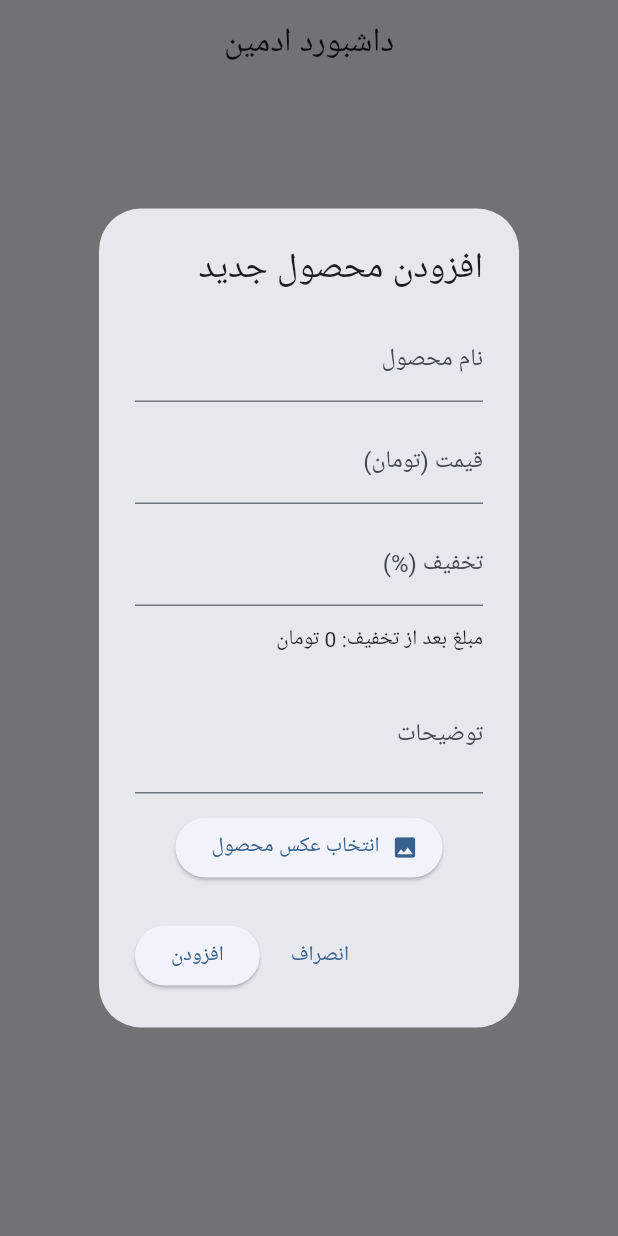
After one commit to haman13/arda_shop, a Flutter app: the AdminDashboard screen opened directly, after a tap on "افزودن محصول", on a phone screen of 412 x 824 dp. The commit adds this screen. Run offline on Flutter 3.47's test engine with Material 3 defaults, Android fonts, the phone set to English and light mode, and no system bars; our stand-ins replace flutter_bloc, image_picker, supabase_flutter; accounts and stored records are empty; Roboto replaces fonts that are missing (Vazirmatn).

Commit message:
product upload OK

```diff
--- a/lib/admin/dashbord.dart
+++ b/lib/admin/dashbord.dart
@@ -0,0 +1,79 @@
+import 'package:flutter/material.dart';
+import 'package:image_picker/image_picker.dart';
+import 'dart:io';
+import 'dart:typed_data';
+import 'package:flutter/foundation.dart' show kIsWeb;
+import 'package:supabase_flutter/supabase_flutter.dart';
+import 'newProduct.dart';
+
+class AdminDashboard extends StatefulWidget {
+  const AdminDashboard({super.key});
+
+  @override
+  State<AdminDashboard> createState() => _AdminDashboardState();
+}
+
+class _AdminDashboardState extends State<AdminDashboard> {
+  final _formKey = GlobalKey<FormState>();
+  final _nameController = TextEditingController();
+  final _priceController = TextEditingController();
+  final _descController = TextEditingController();
+  final _discountController = TextEditingController();
+  double _finalPrice = 0;
+  File? _selectedImage;
+  Uint8List? _webImageBytes;
+  XFile? _pickedFile;
+
+  void _calculateFinalPrice() {
+    final price = double.tryParse(_priceController.text) ?? 0;
+    final discount = double.tryParse(_discountController.text) ?? 0;
+    final discounted = price * (1 - (discount / 100));
+    setState(() {
+      _finalPrice = discounted.ceilToDouble();
+    });
+  }
+
+  Future<void> _pickImage(StateSetter setState) async {
+    final picker = ImagePicker();
+    final pickedFile = await picker.pickImage(source: ImageSource.gallery);
+    if (pickedFile != null) {
+      setState(() {
+        _pickedFile = pickedFile;
+      });
+      if (kIsWeb) {
+        final bytes = await pickedFile.readAsBytes();
+        setState(() {
+          _webImageBytes = bytes;
+        });
+      } else {
+        setState(() {
+          _selectedImage = File(pickedFile.path);
+        });
+      }
+    }
+  }
+
+  void _showAddProductDialog() {
+    showDialog(
+      context: context,
+      builder: (context) => const NewProductDialog(),
+    );
+  }
+
+  @override
+  Widget build(BuildContext context) {
+    return Scaffold(
+      appBar: AppBar(
+        title: const Text('داشبورد ادمین'),
+        centerTitle: true,
+      ),
+      body: Center(
+        child: ElevatedButton.icon(
+          onPressed: _showAddProductDialog,
+          icon: const Icon(Icons.add),
+          label: const Text('افزودن محصول'),
+        ),
+      ),
+    );
+  }
+}
--- /dev/null
+++ b/lib/admin/newProduct.dart
@@ -0,0 +1,204 @@
+import 'package:flutter/material.dart';
+import 'package:image_picker/image_picker.dart';
+import 'dart:io';
+import 'dart:typed_data';
+import 'package:flutter/foundation.dart' show kIsWeb;
+import 'package:supabase_flutter/supabase_flutter.dart';
+
+class NewProductDialog extends StatefulWidget {
+  const NewProductDialog({super.key});
+
+  @override
+  State<NewProductDialog> createState() => _NewProductDialogState();
+}
+
+class _NewProductDialogState extends State<NewProductDialog> {
+  final _formKey = GlobalKey<FormState>();
+  final _nameController = TextEditingController();
+  final _priceController = TextEditingController();
+  final _descController = TextEditingController();
+  final _discountController = TextEditingController();
+  double _finalPrice = 0;
+  File? _selectedImage;
+  Uint8List? _webImageBytes;
+  XFile? _pickedFile;
+
+  void _calculateFinalPrice() {
+    final price = double.tryParse(_priceController.text) ?? 0;
+    final discount = double.tryParse(_discountController.text) ?? 0;
+    final discounted = price * (1 - (discount / 100));
+    setState(() {
+      _finalPrice = discounted.ceilToDouble();
+    });
+  }
+
+  Future<void> _pickImage() async {
+    final picker = ImagePicker();
+    final pickedFile = await picker.pickImage(source: ImageSource.gallery);
+    if (pickedFile != null) {
+      _pickedFile = pickedFile;
+      if (kIsWeb) {
+        _webImageBytes = await pickedFile.readAsBytes();
+      } else {
+        _selectedImage = File(pickedFile.path);
+      }
+      setState(() {});
+    }
+  }
+
+  Future<void> _submit() async {
+    if (!_formKey.currentState!.validate()) return;
+    String? imageUrl;
+    final fileName = DateTime.now().millisecondsSinceEpoch.toString() + '.jpg';
+    final bucket = 'product-images';
+    final path = 'products/$fileName';
+    final supabase = Supabase.instance.client;
+
+    if (kIsWeb && _webImageBytes != null) {
+      print('Uploading image (web)...');
+      final storageResponse = await supabase.storage
+          .from(bucket)
+          .uploadBinary(path, _webImageBytes!);
+      print('Upload response: $storageResponse');
+      if (storageResponse.isEmpty) {
+        print('Upload failed');
+        return;
+      }
+      imageUrl = supabase.storage.from(bucket).getPublicUrl(path);
+    } else if (!kIsWeb && _selectedImage != null) {
+      print('Uploading image (mobile)...');
+      final storageResponse =
+          await supabase.storage.from(bucket).upload(path, _selectedImage!);
+      print('Upload response: $storageResponse');
+      if (storageResponse.isEmpty) {
+        print('Upload failed');
+        return;
+      }
+      imageUrl = supabase.storage.from(bucket).getPublicUrl(path);
+    } else {
+      print('No image selected');
+      return;
+    }
+
+    print('imageUrl: $imageUrl');
+
+    try {
+      final insertResponse = await supabase.from('products').insert({
+        'name': _nameController.text,
+        'price': double.tryParse(_priceController.text) ?? 0,
+        'discount': double.tryParse(_discountController.text) ?? 0,
+        'final_price': _finalPrice,
+        'description': _descController.text,
+        'image_url': imageUrl,
+      });
+      print('insertResponse: $insertResponse');
+      Navigator.pop(context);
+      ScaffoldMessenger.of(context).showSnackBar(
+        const SnackBar(content: Text('محصول با موفقیت اضافه شد!')),
+      );
+    } catch (e) {
+      print('Insert error: $e');
+      ScaffoldMessenger.of(context).showSnackBar(
+        SnackBar(content: Text('خطا در ثبت محصول: $e')),
+      );
+    }
+  }
+
+  @override
+  Widget build(BuildContext context) {
+    return AlertDialog(
+      title: const Text('افزودن محصول جدید'),
+      content: Form(
+        key: _formKey,
+        child: SingleChildScrollView(
+          child: Column(
+            mainAxisSize: MainAxisSize.min,
+            children: [
+              TextFormField(
+                controller: _nameController,
+                decoration: const InputDecoration(labelText: 'نام محصول'),
+                validator: (value) {
+                  if (value == null || value.isEmpty) {
+                    return 'نام محصول را وارد کنید';
+                  }
+                  return null;
+                },
+              ),
+              const SizedBox(height: 12),
+              TextFormField(
+                controller: _priceController,
+                decoration: const InputDecoration(labelText: 'قیمت (تومان)'),
+                keyboardType: TextInputType.number,
+                onChanged: (_) => _calculateFinalPrice(),
+                validator: (value) {
+                  if (value == null || value.isEmpty) {
+                    return 'قیمت را وارد کنید';
+                  }
+                  if (double.tryParse(value) == null) {
+                    return 'قیمت باید عدد باشد';
+                  }
+                  return null;
+                },
+              ),
+              const SizedBox(height: 12),
+              TextFormField(
+                controller: _discountController,
+                decoration: const InputDecoration(labelText: 'تخفیف (%)'),
+                keyboardType: TextInputType.numberWithOptions(decimal: true),
+                onChanged: (_) => _calculateFinalPrice(),
+                validator: (value) {
+                  if (value != null &&
+                      value.isNotEmpty &&
+                      double.tryParse(value) == null) {
+                    return 'تخفیف باید عدد باشد';
+                  }
+                  if (value != null && value.isNotEmpty) {
+                    double discount = double.parse(value);
+                    if (discount < 0 || discount > 100) {
+                      return 'تخفیف باید بین ۰ تا ۱۰۰ باشد';
+                    }
+                  }
+                  return null;
+                },
+              ),
+              const SizedBox(height: 12),
+              Row(
+                children: [
+                  const Text('مبلغ بعد از تخفیف: '),
+                  Text(_finalPrice.toStringAsFixed(0)),
+                  const Text(' تومان'),
+                ],
+              ),
+              const SizedBox(height: 12),
+              TextFormField(
+                controller: _descController,
+                decoration: const InputDecoration(labelText: 'توضیحات'),
+                maxLines: 2,
+              ),
+              const SizedBox(height: 12),
+              ElevatedButton.icon(
+                onPressed: _pickImage,
+                icon: Icon(Icons.image),
+                label: Text('انتخاب عکس محصول'),
+              ),
+              if (kIsWeb && _webImageBytes != null)
+                Image.memory(_webImageBytes!, height: 100),
+              if (!kIsWeb && _selectedImage != null)
+                Image.file(_selectedImage!, height: 100),
+            ],
+          ),
+        ),
+      ),
+      actions: [
+        TextButton(
+          onPressed: () => Navigator.pop(context),
+          child: const Text('انصراف'),
+        ),
+        ElevatedButton(
+          onPressed: _submit,
+          child: const Text('افزودن'),
+        ),
+      ],
+    );
+  }
+}
--- a/pubspec.yaml
+++ b/pubspec.yaml
@@ -42,6 +42,7 @@ dependencies:
   flutter_localizations:
     sdk: flutter
   intl: ^0.19.0
+  image_picker: ^1.0.7
 
 dev_dependencies:
   flutter_test:
```
Also changed, not shown: lib/main.dart (+16 -3 lines), lib/theme.dart (added, +7 -0 lines), pubspec.lock, 5 other files.
